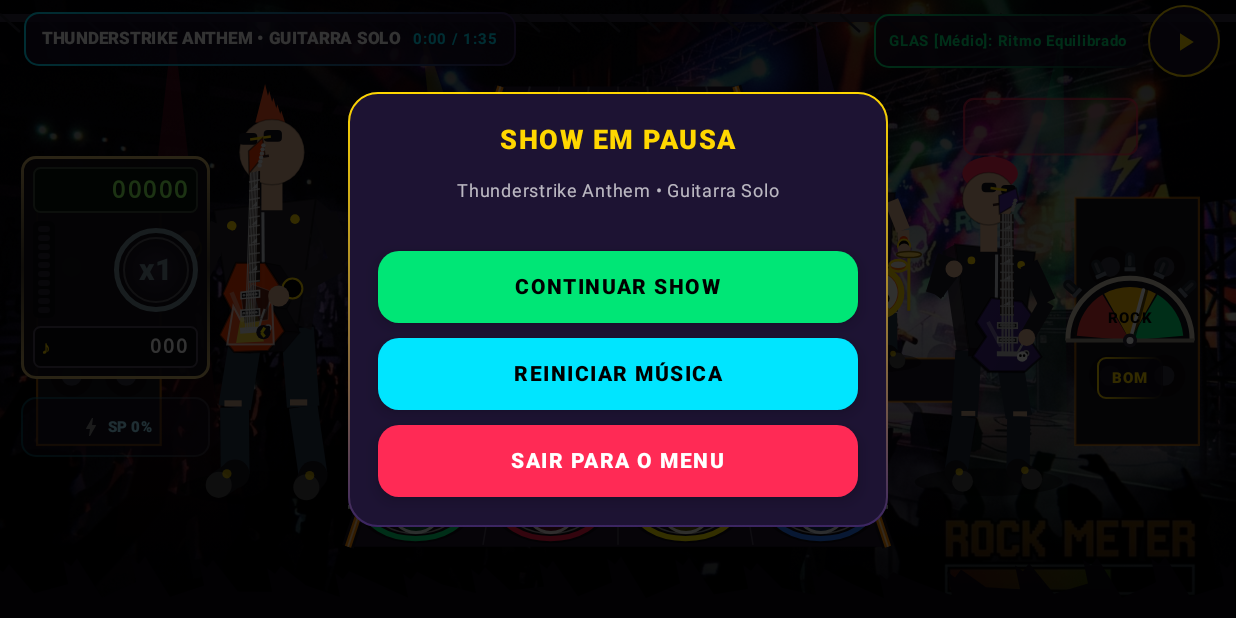
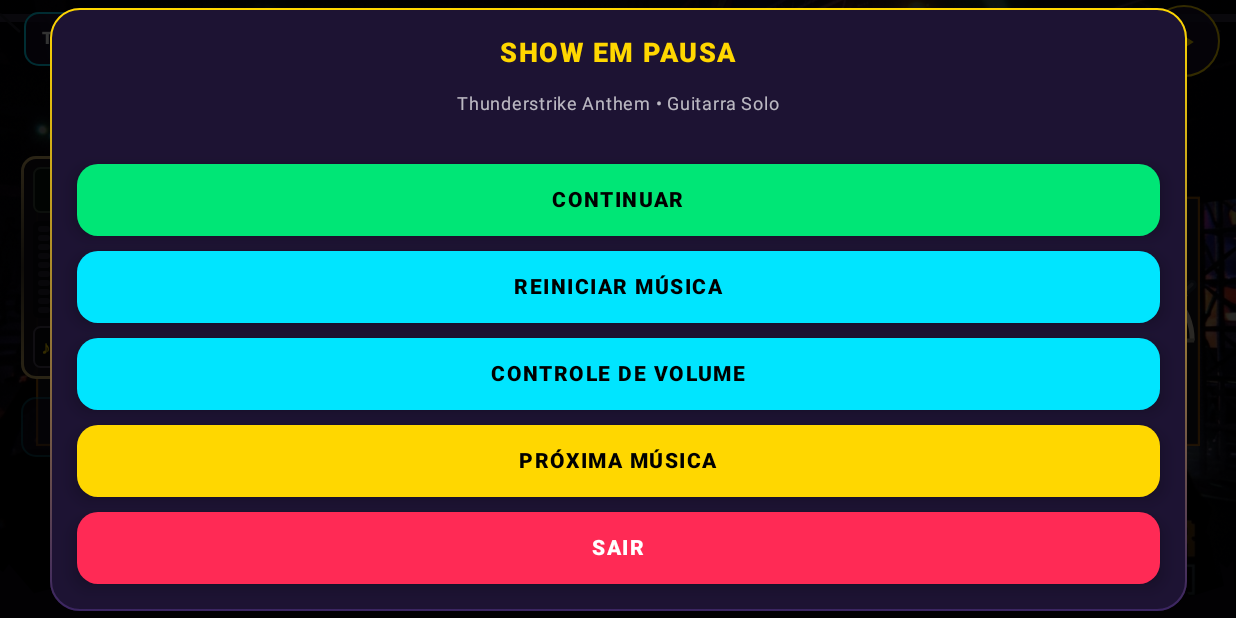
Before and after one commit to romulomarianoseverino-bit/GUITAR-LEGENDS-APP, an Android app built with Jetpack Compose: the composable LiveStageGameplayScreen shown on its own in the app's theme, after a tap on "Pausa", on a phone screen of 824 x 412 dp (held sideways). Run offline under Robolectric (Android 15) with nearby library versions, the phone set to English and light mode, and no system bars; our stand-ins replace Firebase (no records; nobody signed in at launch, a user with empty details on screens opened directly); 3 statements that could not run were skipped.

Commit message:
Corrigir menu de pausa e incluir mixer de cinco canais

```diff
--- a/app/src/main/java/com/example/guitarlegends/ui/screens/LiveStageGameplayScreen.kt
+++ b/app/src/main/java/com/example/guitarlegends/ui/screens/LiveStageGameplayScreen.kt
@@ -35,9 +35,15 @@ import androidx.compose.ui.text.font.FontFamily
 import androidx.compose.ui.text.font.FontWeight
 import androidx.compose.ui.unit.dp
 import androidx.compose.ui.unit.sp
+import androidx.compose.foundation.rememberScrollState
+import androidx.compose.foundation.verticalScroll
+import androidx.compose.foundation.text.KeyboardOptions
+import androidx.compose.ui.text.input.KeyboardType
+import kotlin.math.roundToInt
 import com.example.R
 import com.example.guitarlegends.engine.LaneColors
 import com.example.guitarlegends.engine.drawHighway
+import com.example.guitarlegends.model.AudioSettings
 import com.example.guitarlegends.model.ControlMode
 import com.example.guitarlegends.model.Instrument
 import com.example.guitarlegends.ui.components.*
@@ -64,6 +70,7 @@ fun LiveStageGameplayScreen(viewModel: GameViewModel) {
     val lastHitRating by viewModel.lastHitRating.collectAsState()
     val activeFretLanes by viewModel.activeFretLanes.collectAsState()
     val isPaused by viewModel.isPaused.collectAsState()
+    var showVolumeControls by remember { mutableStateOf(false) }
     val stats by viewModel.playerStats.collectAsState()
     val controllerInfo by viewModel.controllerInfo.collectAsState()
     val mpRoom by viewModel.multiplayerRoom.collectAsState()
@@ -480,7 +487,9 @@ fun LiveStageGameplayScreen(viewModel: GameViewModel) {
             ) {
                 Card(
                     modifier = Modifier
-                        .width(360.dp)
+                        .fillMaxWidth(0.92f)
+                        .heightIn(max = 700.dp)
+                        .verticalScroll(rememberScrollState())
                         .testTag("pause_dialog"),
                     shape = RoundedCornerShape(20.dp),
                     colors = CardDefaults.cardColors(containerColor = RockDarkCard),
@@ -489,12 +498,12 @@ fun LiveStageGameplayScreen(viewModel: GameViewModel) {
                     )
                 ) {
                     Column(
-                        modifier = Modifier.padding(20.dp),
+                        modifier = Modifier.padding(18.dp),
                         horizontalAlignment = Alignment.CenterHorizontally,
                         verticalArrangement = Arrangement.spacedBy(10.dp)
                     ) {
                         Text(
-                            text = "SHOW EM PAUSA",
+                            text = if (showVolumeControls) "CONTROLE DE VOLUME" else "SHOW EM PAUSA",
                             color = RockAccentGold,
                             fontWeight = FontWeight.Black,
                             fontSize = 18.sp,
@@ -506,17 +515,41 @@ fun LiveStageGameplayScreen(viewModel: GameViewModel) {
                             fontSize = 12.sp
                         )
 
+                        if (showVolumeControls) {
+                            val audio = stats.studioProfile.audioSettings
+                            VolumeChannelRow("Volume geral", audio.masterVolume) {
+                                viewModel.updateAudioSettings(audio.copy(masterVolume = it))
+                            }
+                            VolumeChannelRow("Música", audio.musicVolume) {
+                                viewModel.updateAudioSettings(audio.copy(musicVolume = it))
+                            }
+                            VolumeChannelRow("Efeitos do jogo", audio.gameplaySfxVolume) {
+                                viewModel.updateAudioSettings(audio.copy(gameplaySfxVolume = it))
+                            }
+                            VolumeChannelRow("Interface e menus", audio.uiSfxVolume) {
+                                viewModel.updateAudioSettings(audio.copy(uiSfxVolume = it))
+                            }
+                            VolumeChannelRow("Ambiente e plateia", audio.stageFxVolume) {
+                                viewModel.updateAudioSettings(audio.copy(stageFxVolume = it))
+                            }
+                            RockButton(
+                                text = "VOLTAR AO MENU DE PAUSA",
+                                onClick = { showVolumeControls = false },
+                                modifier = Modifier.fillMaxWidth(),
+                                testTag = "pause_volume_back_button",
+                                containerColor = RockAccentCyan,
+                                contentColor = Color.Black
+                            )
+                        } else {
                             Spacer(modifier = Modifier.height(8.dp))
-
                             RockButton(
-                            text = "CONTINUAR SHOW",
+                                text = "CONTINUAR",
                                 onClick = { viewModel.togglePause() },
                                 modifier = Modifier.fillMaxWidth(),
                                 testTag = "pause_resume_button",
                                 containerColor = RockAccentGreen,
                                 contentColor = Color.Black
                             )
-
                             RockButton(
                                 text = "REINICIAR MÚSICA",
                                 onClick = { viewModel.restartMatch() },
@@ -525,9 +558,24 @@ fun LiveStageGameplayScreen(viewModel: GameViewModel) {
                                 containerColor = RockAccentCyan,
                                 contentColor = Color.Black
                             )
-
                             RockButton(
-                            text = "SAIR PARA O MENU",
+                                text = "CONTROLE DE VOLUME",
+                                onClick = { showVolumeControls = true },
+                                modifier = Modifier.fillMaxWidth(),
+                                testTag = "pause_volume_button",
+                                containerColor = RockAccentCyan,
+                                contentColor = Color.Black
+                            )
+                            RockButton(
+                                text = "PRÓXIMA MÚSICA",
+                                onClick = { viewModel.playNextTrack() },
+                                modifier = Modifier.fillMaxWidth(),
+                                testTag = "pause_next_track_button",
+                                containerColor = RockAccentGold,
+                                contentColor = Color.Black
+                            )
+                            RockButton(
+                                text = "SAIR",
                                 onClick = {
                                     viewModel.stop()
                                     viewModel.navigateTo(GameScreen.MainMenu)
@@ -541,6 +589,47 @@ fun LiveStageGameplayScreen(viewModel: GameViewModel) {
                     }
                 }
             }
+        }
+    }
+}
+
+
+@Composable
+private fun VolumeChannelRow(
+    label: String,
+    value: Float,
+    onValueChange: (Float) -> Unit
+) {
+    var numericValue by remember(value) { mutableStateOf((value * 100f).roundToInt().toString()) }
+    Column(modifier = Modifier.fillMaxWidth(), verticalArrangement = Arrangement.spacedBy(4.dp)) {
+        Row(
+            modifier = Modifier.fillMaxWidth(),
+            verticalAlignment = Alignment.CenterVertically,
+            horizontalArrangement = Arrangement.SpaceBetween
+        ) {
+            Text(label, color = Color.White, fontWeight = FontWeight.SemiBold, fontSize = 13.sp)
+            OutlinedTextField(
+                value = numericValue,
+                onValueChange = { text ->
+                    numericValue = text.filter(Char::isDigit).take(3)
+                    numericValue.toIntOrNull()?.takeIf { it in 0..100 }?.let {
+                        onValueChange(it / 100f)
+                    }
+                },
+                modifier = Modifier.width(76.dp).height(54.dp),
+                singleLine = true,
+                keyboardOptions = KeyboardOptions(keyboardType = KeyboardType.Number),
+                suffix = { Text("%") }
+            )
+        }
+        Slider(
+            value = value.coerceIn(0f, 1f),
+            onValueChange = {
+                numericValue = (it * 100f).roundToInt().toString()
+                onValueChange(it)
+            },
+            valueRange = 0f..1f
+        )
     }
 }
 
```
Lines whose indentation alone changed are shown as unchanged.
